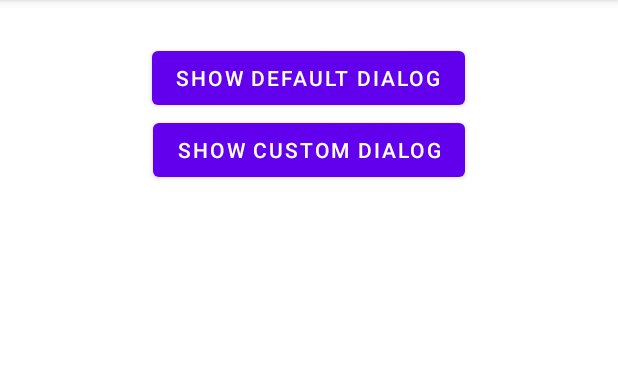
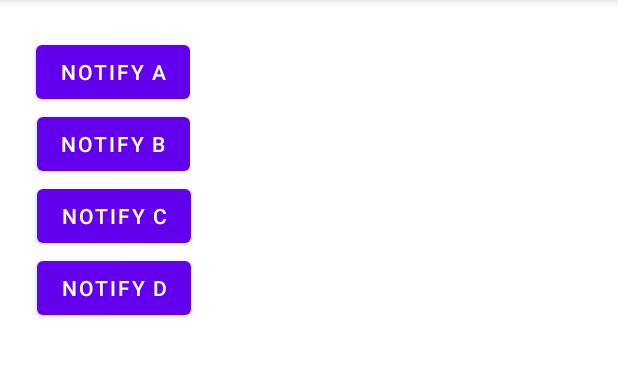
Before and after one commit to sanamdongol/MVVM-Retrofit-Room, an Android app: the screen it shows after launch (DialogsActivity before the commit, NotificationActivity after it), on a phone screen of 412 x 824 dp, the part 84-461 px from its top. Run offline under Robolectric (Android 15) with nearby library versions, the phone set to English and light mode, and no system bars.

Commit message:
Notifications

```diff
--- /dev/null
+++ b/app/src/main/res/layout/activity_notification.xml
@@ -0,0 +1,46 @@
+<?xml version="1.0" encoding="utf-8"?>
+<androidx.constraintlayout.widget.ConstraintLayout xmlns:android="http://schemas.android.com/apk/res/android"
+    xmlns:app="http://schemas.android.com/apk/res-auto"
+    xmlns:tools="http://schemas.android.com/tools"
+    android:layout_width="match_parent"
+    android:layout_height="match_parent"
+    tools:context=".notification.NotificationActivity">
+
+    <Button
+        android:id="@+id/btn_notify_a"
+        android:layout_width="wrap_content"
+        android:layout_height="wrap_content"
+        android:layout_marginStart="24dp"
+        android:layout_marginLeft="24dp"
+        android:layout_marginTop="24dp"
+        android:text="Notify A"
+        app:layout_constraintStart_toStartOf="parent"
+        app:layout_constraintTop_toTopOf="parent" />
+
+    <Button
+        android:id="@+id/btn_notify_b"
+        android:layout_width="wrap_content"
+        android:layout_height="wrap_content"
+        android:text="Notify B"
+        app:layout_constraintEnd_toEndOf="@+id/btn_notify_a"
+        app:layout_constraintStart_toStartOf="@+id/btn_notify_a"
+        app:layout_constraintTop_toBottomOf="@+id/btn_notify_a" />
+
+    <Button
+        android:id="@+id/btn_notify_c"
+        android:layout_width="wrap_content"
+        android:layout_height="wrap_content"
+        android:text="Notify C"
+        app:layout_constraintEnd_toEndOf="@+id/btn_notify_b"
+        app:layout_constraintStart_toStartOf="@+id/btn_notify_b"
+        app:layout_constraintTop_toBottomOf="@+id/btn_notify_b" />
+
+    <Button
+        android:id="@+id/btn_notify_d"
+        android:layout_width="wrap_content"
+        android:layout_height="wrap_content"
+        android:text="Notify D"
+        app:layout_constraintEnd_toEndOf="@+id/btn_notify_c"
+        app:layout_constraintStart_toStartOf="@+id/btn_notify_c"
+        app:layout_constraintTop_toBottomOf="@+id/btn_notify_c" />
+</androidx.constraintlayout.widget.ConstraintLayout>
--- a/app/src/main/res/values/strings.xml
+++ b/app/src/main/res/values/strings.xml
@@ -2,4 +2,13 @@
     <string name="app_name">MvvmRetro</string>
     <!-- TODO: Remove or change this placeholder text -->
     <string name="hello_blank_fragment">Hello blank fragment</string>
+    <string name="nrb_desc">Nepal Rastra Bank (NRB), the Central Bank of Nepal, was established in 1956 under the Nepal Rastra Bank Act, 1955, to discharge the central banking responsibilities including guiding the development of the embryonic domestic financial sector. Since establishment, there has been significant growth in both the number and the activities of the domestic financial institutions in the country.
+
+To reflect this dynamic environment, the functions and objectives of the Bank have been re-casted by the new Nepal Rastra Bank Act, 2058 (2002), which lays down the objectives of the Bank as:
+
+To formulate necessary monetary and foreign exchange policies in order to maintain the stability of price and balance of payment for economic stability and sustainable development of economy, and manage it;
+To increase the access of the financial service and increase the public confidence towards the banking and financial system by maintaining stability of the banking and financial sectors,
+To develop a secure, healthy and efficient system of payment;
+For the achievement of the above objectives in the present dynamic environment, NRB is pursuing sustained progress and continued reform of the financial sector is of utmost importance. In this regard, NRB is pursuing various policies, strategies and actions, all of which are conveyed in the Banks annual monetary policy.
+</string>
 </resources>
```
Also changed, not shown: app/src/main/AndroidManifest.xml (+4 -4 lines), app/src/main/java/com/test/mvvmretro/notification/NotificationActivity.java (added, +187 -0 lines), app/src/main/res/drawable/car.jpg (added).
